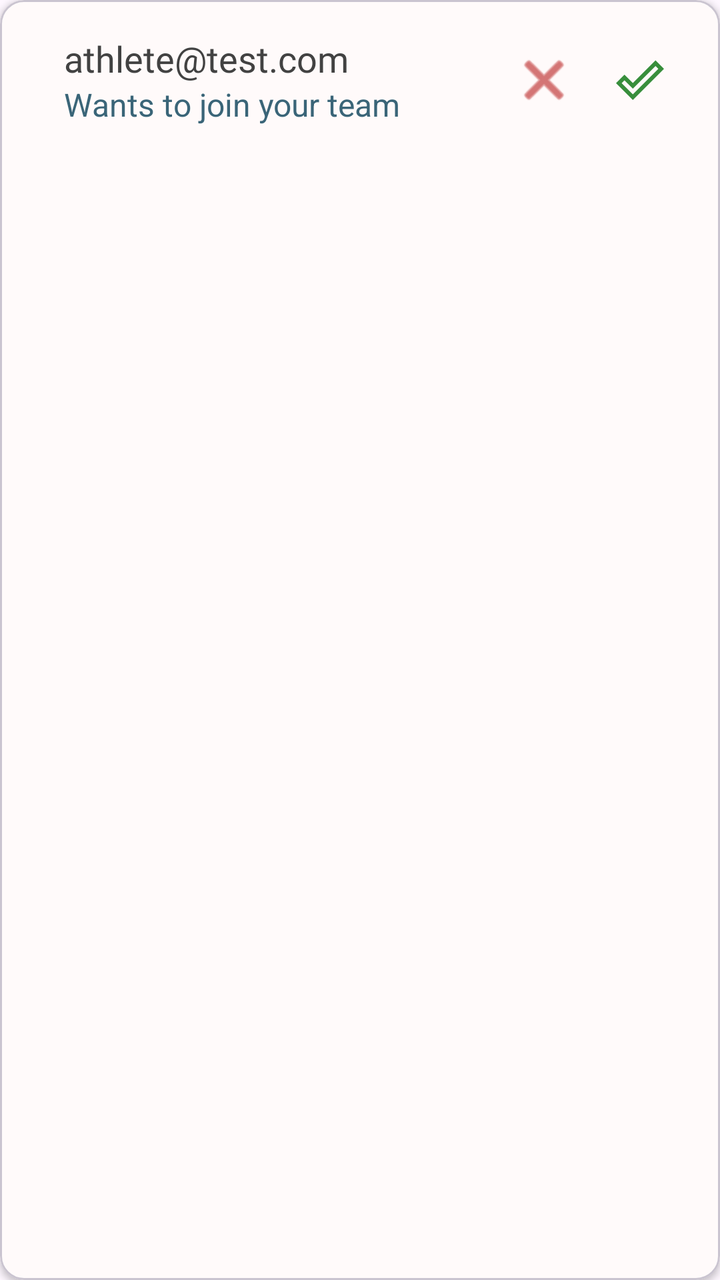
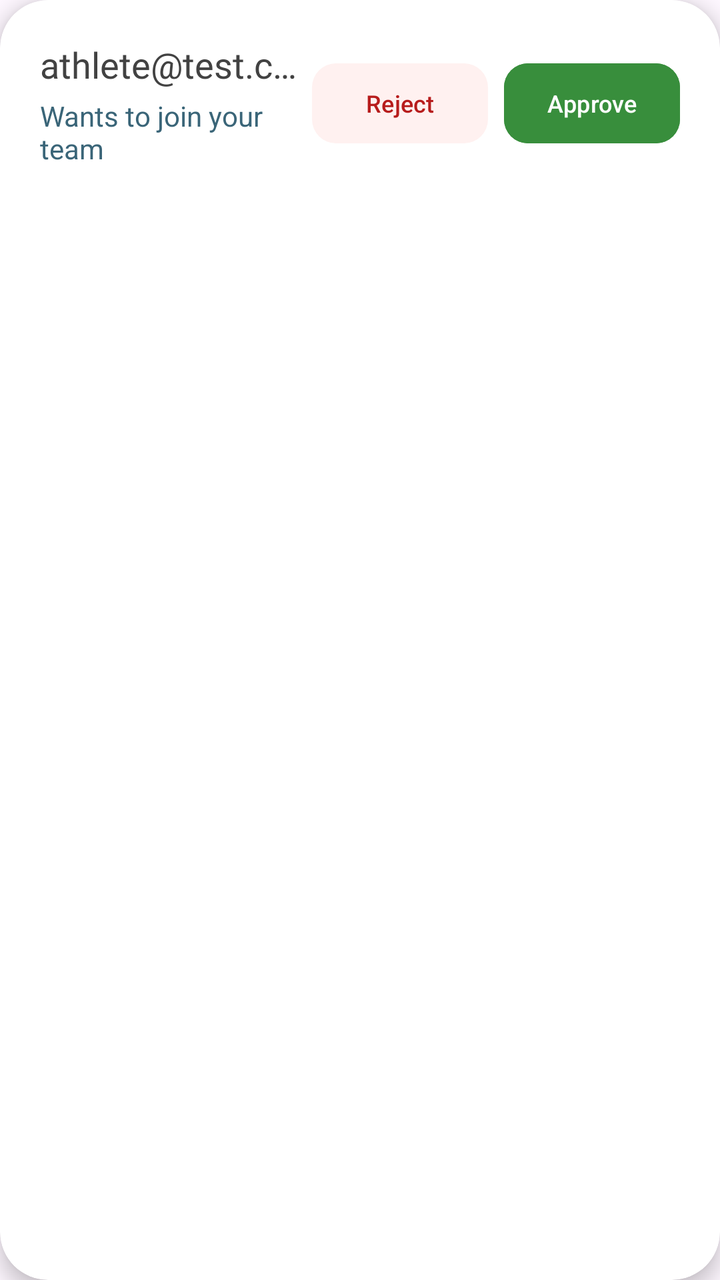

Before-and-after screenshots of an Android layout around one commit, followed by the original layout XML and the change that was made.
<!-- AndroidManifest.xml: application theme Theme.AthleAgent -->
<!-- res/layout/item_athlete_request.xml -->
<?xml version="1.0" encoding="utf-8"?>
<com.google.android.material.card.MaterialCardView xmlns:android="http://schemas.android.com/apk/res/android"
    xmlns:app="http://schemas.android.com/apk/res-auto"
    android:layout_width="match_parent"
    android:layout_height="wrap_content"
    android:layout_marginHorizontal="@dimen/spacing_16"
    android:layout_marginVertical="@dimen/spacing_8"
    app:cardBackgroundColor="@color/background_white_snow"
    app:cardCornerRadius="@dimen/spacing_12"
    app:cardElevation="2dp">

    <androidx.appcompat.widget.LinearLayoutCompat
        android:layout_width="match_parent"
        android:layout_height="wrap_content"
        android:gravity="center_vertical"
        android:orientation="horizontal"
        android:padding="@dimen/spacing_16">

        <androidx.appcompat.widget.LinearLayoutCompat
            android:layout_width="0dp"
            android:layout_height="wrap_content"
            android:layout_marginStart="@dimen/spacing_16"
            android:layout_weight="1"
            android:orientation="vertical">

            <com.google.android.material.textview.MaterialTextView
                android:id="@+id/itemRequest_LBL_email"
                android:layout_width="wrap_content"
                android:layout_height="wrap_content"
                android:text="@string/athlete_test_com"
                android:textColor="@color/text"
                android:textSize="@dimen/text_size_input_bigger"
                android:fontFamily="@font/roboto_bold" />

            <com.google.android.material.textview.MaterialTextView
                android:layout_width="wrap_content"
                android:layout_height="wrap_content"
                android:text="@string/wants_to_join_your_team"
                android:textColor="@color/brand_button_dark_muted"
                android:textSize="@dimen/text_size_input" />
        </androidx.appcompat.widget.LinearLayoutCompat>

        <androidx.appcompat.widget.AppCompatImageButton
            android:id="@+id/itemRequest_BTN_reject"
            android:layout_width="@dimen/spacing_48"
            android:layout_height="@dimen/spacing_48"
            android:background="?attr/selectableItemBackgroundBorderless"
            android:src="@android:drawable/ic_menu_close_clear_cancel"
            android:contentDescription="@string/reject_request"
            app:tint="@color/red" />

        <androidx.appcompat.widget.AppCompatImageButton
            android:id="@+id/itemRequest_BTN_approve"
            android:layout_width="@dimen/spacing_48"
            android:layout_height="@dimen/spacing_48"
            android:background="?attr/selectableItemBackgroundBorderless"
            android:src="@drawable/baseline_done_outline_24"
            android:contentDescription="@string/approve_request"
            app:tint="@color/green" />
    </androidx.appcompat.widget.LinearLayoutCompat>
</com.google.android.material.card.MaterialCardView>
<!-- resources referenced by this layout -->
<resources>
  <color name="background_white_snow">#FFFAFA</color>
  <color name="brand_button_dark_muted">#3A6578</color>
  <color name="green">#388E3C</color>
  <color name="red">#B71C1C</color>
  <color name="text">#424242</color>
  <dimen name="spacing_12">12dp</dimen>
  <dimen name="spacing_16">16dp</dimen>
  <dimen name="spacing_48">48dp</dimen>
  <dimen name="spacing_8">8dp</dimen>
  <dimen name="text_size_input">16sp</dimen>
  <dimen name="text_size_input_bigger">18sp</dimen>
  <!-- drawable baseline_done_outline_24 (drawable) -->
  <vector xmlns:android="http://schemas.android.com/apk/res/android" android:height="24dp" android:tint="#000000" android:viewportHeight="24" android:viewportWidth="24" android:width="24dp">
        
      <path android:fillColor="@android:color/white" android:pathData="M19.77,5.03l1.4,1.4L8.43,19.17l-5.6,-5.6 1.4,-1.4 4.2,4.2L19.77,5.03m0,-2.83L8.43,13.54l-4.2,-4.2L0,13.57 8.43,22 24,6.43 19.77,2.2z"/>
      
  </vector>
  <string name="approve_request">Approve request</string>
  <string name="athlete_test_com">athlete@test.com</string>
  <string name="reject_request">Reject request</string>
  <string name="wants_to_join_your_team">Wants to join your team</string>
  <style name="Theme.AthleAgent" parent="Base.Theme.AthleAgent" />
  <style name="Base.Theme.AthleAgent" parent="Theme.Material3.DayNight.NoActionBar">
          
          
          <item name="android:statusBarColor">#F5F7FA</item>
          <item name="android:windowLightStatusBar">true</item>
      </style>
</resources>

<!-- the commit's change to res/layout/item_athlete_request.xml (unified diff, before → after) -->
@@ -1,25 +1,24 @@
-<?xml version="1.0" encoding="utf-8"?>
 <com.google.android.material.card.MaterialCardView xmlns:android="http://schemas.android.com/apk/res/android"
     xmlns:app="http://schemas.android.com/apk/res-auto"
     android:layout_width="match_parent"
     android:layout_height="wrap_content"
-    android:layout_marginHorizontal="@dimen/spacing_16"
-    android:layout_marginVertical="@dimen/spacing_8"
-    app:cardBackgroundColor="@color/background_white_snow"
-    app:cardCornerRadius="@dimen/spacing_12"
-    app:cardElevation="2dp">
+    android:layout_marginHorizontal="20dp"
+    android:layout_marginVertical="10dp"
+    app:cardBackgroundColor="@color/white"
+    app:cardCornerRadius="24dp"
+    app:cardElevation="6dp"
+    app:strokeWidth="0dp">
 
     <androidx.appcompat.widget.LinearLayoutCompat
         android:layout_width="match_parent"
         android:layout_height="wrap_content"
         android:gravity="center_vertical"
         android:orientation="horizontal"
-        android:padding="@dimen/spacing_16">
+        android:padding="20dp">
 
         <androidx.appcompat.widget.LinearLayoutCompat
             android:layout_width="0dp"
             android:layout_height="wrap_content"
-            android:layout_marginStart="@dimen/spacing_16"
             android:layout_weight="1"
             android:orientation="vertical">
 
@@ -29,33 +28,42 @@
                 android:layout_height="wrap_content"
                 android:text="@string/athlete_test_com"
                 android:textColor="@color/text"
-                android:textSize="@dimen/text_size_input_bigger"
-                android:fontFamily="@font/roboto_bold" />
+                android:textSize="18sp"
+                android:fontFamily="@font/roboto_bold"
+                android:ellipsize="end"
+                android:maxLines="1" />
 
             <com.google.android.material.textview.MaterialTextView
                 android:layout_width="wrap_content"
                 android:layout_height="wrap_content"
+                android:layout_marginTop="4dp"
                 android:text="@string/wants_to_join_your_team"
                 android:textColor="@color/brand_button_dark_muted"
-                android:textSize="@dimen/text_size_input" />
+                android:textSize="14sp" />
         </androidx.appcompat.widget.LinearLayoutCompat>
 
-        <androidx.appcompat.widget.AppCompatImageButton
+        <com.google.android.material.button.MaterialButton
             android:id="@+id/itemRequest_BTN_reject"
-            android:layout_width="@dimen/spacing_48"
-            android:layout_height="@dimen/spacing_48"
-            android:background="?attr/selectableItemBackgroundBorderless"
-            android:src="@android:drawable/ic_menu_close_clear_cancel"
-            android:contentDescription="@string/reject_request"
-            app:tint="@color/red" />
+            style="@style/Widget.Material3.Button.TonalButton"
+            android:layout_width="wrap_content"
+            android:layout_height="wrap_content"
+            android:layout_marginEnd="8dp"
+            android:text="Reject"
+            android:textColor="@color/red"
+            app:backgroundTint="#FFF1F0"
+            app:cornerRadius="12dp"
+            android:textSize="12sp"
+            android:paddingHorizontal="12dp" />
 
-        <androidx.appcompat.widget.AppCompatImageButton
+        <com.google.android.material.button.MaterialButton
             android:id="@+id/itemRequest_BTN_approve"
-            android:layout_width="@dimen/spacing_48"
-            android:layout_height="@dimen/spacing_48"
-            android:background="?attr/selectableItemBackgroundBorderless"
-            android:src="@drawable/baseline_done_outline_24"
-            android:contentDescription="@string/approve_request"
-            app:tint="@color/green" />
+            android:layout_width="wrap_content"
+            android:layout_height="wrap_content"
+            android:text="Approve"
+            android:textColor="@color/white"
+            android:backgroundTint="@color/green"
+            app:cornerRadius="12dp"
+            android:textSize="12sp"
+            android:paddingHorizontal="12dp" />
     </androidx.appcompat.widget.LinearLayoutCompat>
 </com.google.android.material.card.MaterialCardView>
<!-- resource entries referenced after the edit -->
@@ -1,25 +1,11 @@
 <!-- resources referenced by this layout -->
 <resources>
-  <color name="background_white_snow">#FFFAFA</color>
   <color name="brand_button_dark_muted">#3A6578</color>
   <color name="green">#388E3C</color>
   <color name="red">#B71C1C</color>
   <color name="text">#424242</color>
-  <dimen name="spacing_12">12dp</dimen>
-  <dimen name="spacing_16">16dp</dimen>
-  <dimen name="spacing_48">48dp</dimen>
-  <dimen name="spacing_8">8dp</dimen>
-  <dimen name="text_size_input">16sp</dimen>
-  <dimen name="text_size_input_bigger">18sp</dimen>
-  <!-- drawable baseline_done_outline_24 (drawable) -->
-  <vector xmlns:android="http://schemas.android.com/apk/res/android" android:height="24dp" android:tint="#000000" android:viewportHeight="24" android:viewportWidth="24" android:width="24dp">
-        
-      <path android:fillColor="@android:color/white" android:pathData="M19.77,5.03l1.4,1.4L8.43,19.17l-5.6,-5.6 1.4,-1.4 4.2,4.2L19.77,5.03m0,-2.83L8.43,13.54l-4.2,-4.2L0,13.57 8.43,22 24,6.43 19.77,2.2z"/>
-      
-  </vector>
-  <string name="approve_request">Approve request</string>
+  <color name="white">#FFFFFFFF</color>
   <string name="athlete_test_com">athlete@test.com</string>
-  <string name="reject_request">Reject request</string>
   <string name="wants_to_join_your_team">Wants to join your team</string>
   <style name="Theme.AthleAgent" parent="Base.Theme.AthleAgent" />
   <style name="Base.Theme.AthleAgent" parent="Theme.Material3.DayNight.NoActionBar">
